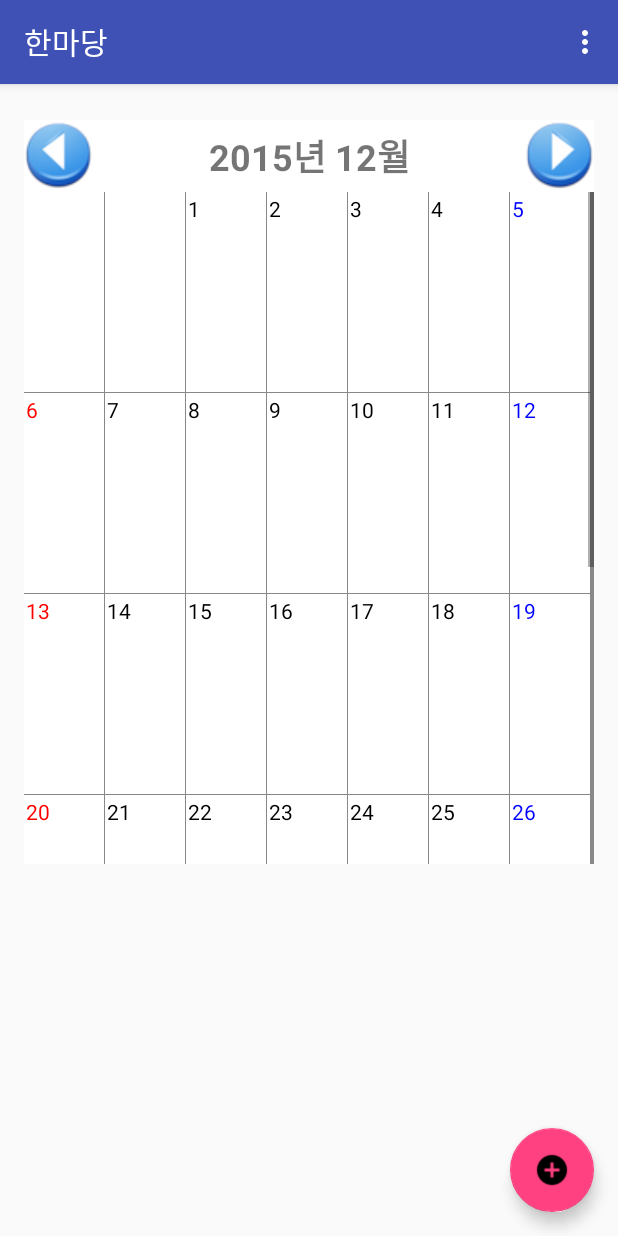
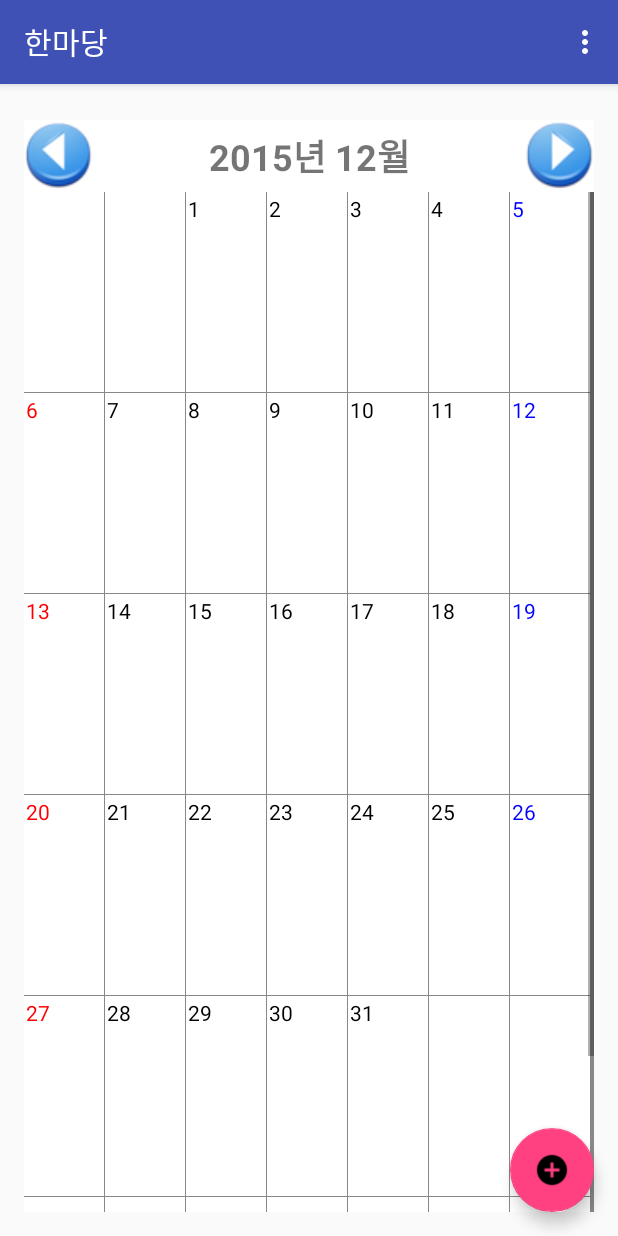
Before and after one commit to peanutsando/Hanmadang, an Android app: the DateActivity screen opened directly, with no data from a screen before it, after a tap on an icon or button, on a phone screen of 412 x 824 dp. Run offline under Robolectric (Android 15) with nearby library versions, the phone set to English and light mode, and no system bars.

Commit message:
Schedule 추가 완료

```diff
--- a/app/src/main/java/com/example/administrator/hanmadang/Tab/Date/AddSchedule.java
+++ b/app/src/main/java/com/example/administrator/hanmadang/Tab/Date/AddSchedule.java
@@ -17,9 +17,6 @@ import com.example.administrator.hanmadang.R;
 import java.text.SimpleDateFormat;
 import java.util.Calendar;
 
-/**
- * Created by Joguk_1 on 2016-01-11.
- */
 public class AddSchedule extends ActionBarActivity implements View.OnClickListener {
     final SimpleDateFormat dateFormat = new SimpleDateFormat("yyyy년 MM월 dd일 HH시 mm분");
     TextView textView1;
--- a/app/src/main/java/com/example/administrator/hanmadang/Tab/Date/CalendarMonthAdapter.java
+++ b/app/src/main/java/com/example/administrator/hanmadang/Tab/Date/CalendarMonthAdapter.java
@@ -143,7 +143,6 @@ public class CalendarMonthAdapter extends BaseAdapter {
 		return result;
 	}
 
-
 	public int getCurYear() {
 		return curYear;
 	}
--- a/app/src/main/java/com/example/administrator/hanmadang/Tab/Date/CalendarMonthView.java
+++ b/app/src/main/java/com/example/administrator/hanmadang/Tab/Date/CalendarMonthView.java
@@ -8,10 +8,8 @@ import android.widget.AdapterView;
 import android.widget.BaseAdapter;
 import android.widget.GridView;
 
-/**
- * 그리드뷰를 상속하여 새로운 뷰를 정의한 클래스
- * 선택한 일자를 표시하는 기능등을 효율적으로 처리하기 위해 정의한 클래스임
- */
+ // 그리드뷰를 상속하여 새로운 뷰를 정의한 클래스
+ // 선택한 일자를 표시하는 기능등을 효율적으로 처리하기 위해 정의한 클래스임
 public class CalendarMonthView extends GridView {
 	// 일자 선택을 위해 직접 정의한 리스너 객체
 	private OnDataSelectionListener selectionListener;
--- a/app/src/main/java/com/example/administrator/hanmadang/Tab/Date/DateTimePicker.java
+++ b/app/src/main/java/com/example/administrator/hanmadang/Tab/Date/DateTimePicker.java
@@ -39,7 +39,7 @@ public class DateTimePicker extends LinearLayout {
 	// 시간선택 위젯
 	private final TimePicker timePicker;
 
-	//생성자
+	// 생성자
 	public DateTimePicker(final Context context){
 		this(context, null);
 	}
--- a/app/src/main/java/com/example/administrator/hanmadang/Tab/Date/MonthItem.java
+++ b/app/src/main/java/com/example/administrator/hanmadang/Tab/Date/MonthItem.java
@@ -7,12 +7,9 @@ package com.example.administrator.hanmadang.Tab.Date;
  *
  */
 public class MonthItem {
-
 	private int dayValue;
 
-	public MonthItem() {
-
-	}
+	public MonthItem() {}
 
 	public MonthItem(int day) {
 		dayValue = day;
--- a/app/src/main/java/com/example/administrator/hanmadang/Tab/Date/MonthItemView.java
+++ b/app/src/main/java/com/example/administrator/hanmadang/Tab/Date/MonthItemView.java
@@ -12,13 +12,11 @@ public class MonthItemView extends TextView {
 
 	public MonthItemView(Context context) {
 		super(context);
-
 		init();
 	}
 
 	public MonthItemView(Context context, AttributeSet attrs) {
 		super(context, attrs);
-
 		init();
 	}
 
--- a/app/src/main/java/com/example/administrator/hanmadang/Tab/Date/OnDataSelectionListener.java
+++ b/app/src/main/java/com/example/administrator/hanmadang/Tab/Date/OnDataSelectionListener.java
@@ -3,11 +3,7 @@ package com.example.administrator.hanmadang.Tab.Date;
 import android.view.View;
 import android.widget.AdapterView;
 
-/**
- * 아이템이 선택되었을 때 처리하는 리스너 새로 정의
- *
- * @author Mike
- */
+ // 아이템이 선택되었을 때 처리하는 리스너 새로 정의
 public interface OnDataSelectionListener {
 
 	// 아이템이 선택되었을 때 호출되는 메소드
--- a/app/src/main/java/com/example/administrator/hanmadang/Tab/DateActivity.java
+++ b/app/src/main/java/com/example/administrator/hanmadang/Tab/DateActivity.java
@@ -173,7 +173,7 @@ public class DateActivity extends AppCompatActivity {
 //        int year = data.getExtras().getInt("year", 0);
         if(resultCode == 1){
 //            Toast.makeText(this, "응답으로 전달된 년도" + year, Toast.LENGTH_LONG).show();
-            Toast.makeText(this, "데이터베이스에 저장", Toast.LENGTH_LONG).show();
+            Toast.makeText(this, "데이터베이스에 저장.", Toast.LENGTH_LONG).show();
         }
     }
 }
--- a/app/src/main/res/layout/content_date.xml
+++ b/app/src/main/res/layout/content_date.xml
@@ -48,7 +48,7 @@
     <com.example.administrator.hanmadang.Tab.Date.CalendarMonthView
         android:id="@+id/monthView"
         android:layout_width="match_parent"
-        android:layout_height="448dp"
+        android:layout_height="match_parent"
         />
 
 </LinearLayout>
```
